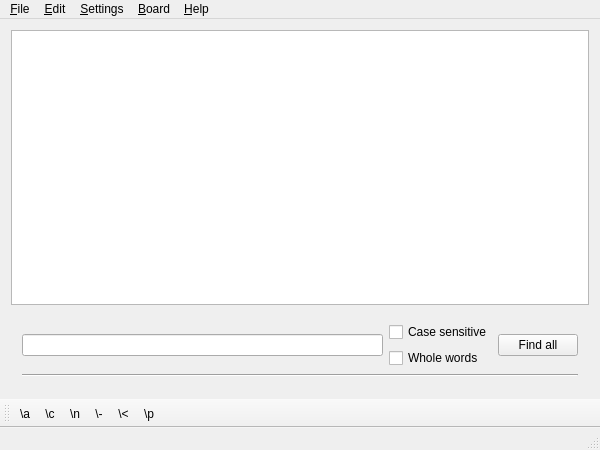
Qt form OpenBoard/mainwindow.ui (ITAAcademy/OpenBoard) before a commit.
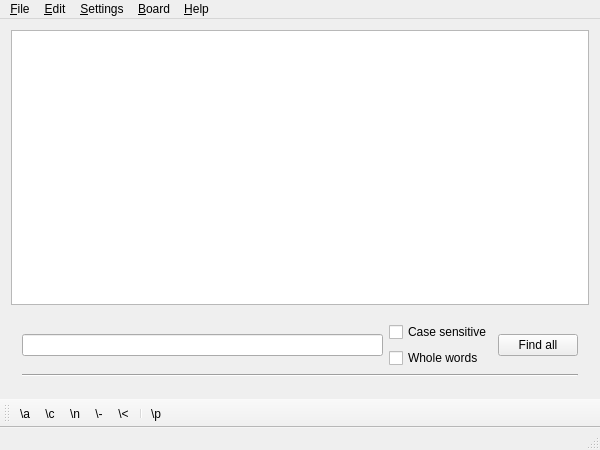
The same form after that commit. Icons and pictures are not drawn.

Commit message: bugFix for "Select all" from "Find" line edit 	змінено:                    OpenBoard/mainwindow.cpp 	змінено:                    OpenBoard/mainwindow.h 	змінено:                    OpenBoard/mainwindow.ui 	змінено:                    build-OpenBoard-Desktop_Qt_5_3_0_GCC_64bit-Debug/OpenBoard

Diff of the .ui file:
```diff
--- a/OpenBoard/mainwindow.ui
+++ b/OpenBoard/mainwindow.ui
@@ -2,6 +2,9 @@
 <ui version="4.0">
  <class>MainWindow</class>
  <widget class="QMainWindow" name="MainWindow">
+  <property name="enabled">
+   <bool>true</bool>
+  </property>
   <property name="geometry">
    <rect>
     <x>0</x>
@@ -147,6 +150,7 @@
    <addaction name="action_backTB"/>
    <addaction name="action_crossTB"/>
    <addaction name="action_animatedTB"/>
+   <addaction name="separator"/>
    <addaction name="action_delayTB"/>
   </widget>
   <widget class="QStatusBar" name="statusBar"/>
```
Left out of the diff: 26 changed lines with no effect on the pictures. The commit also changes 3 other files.
